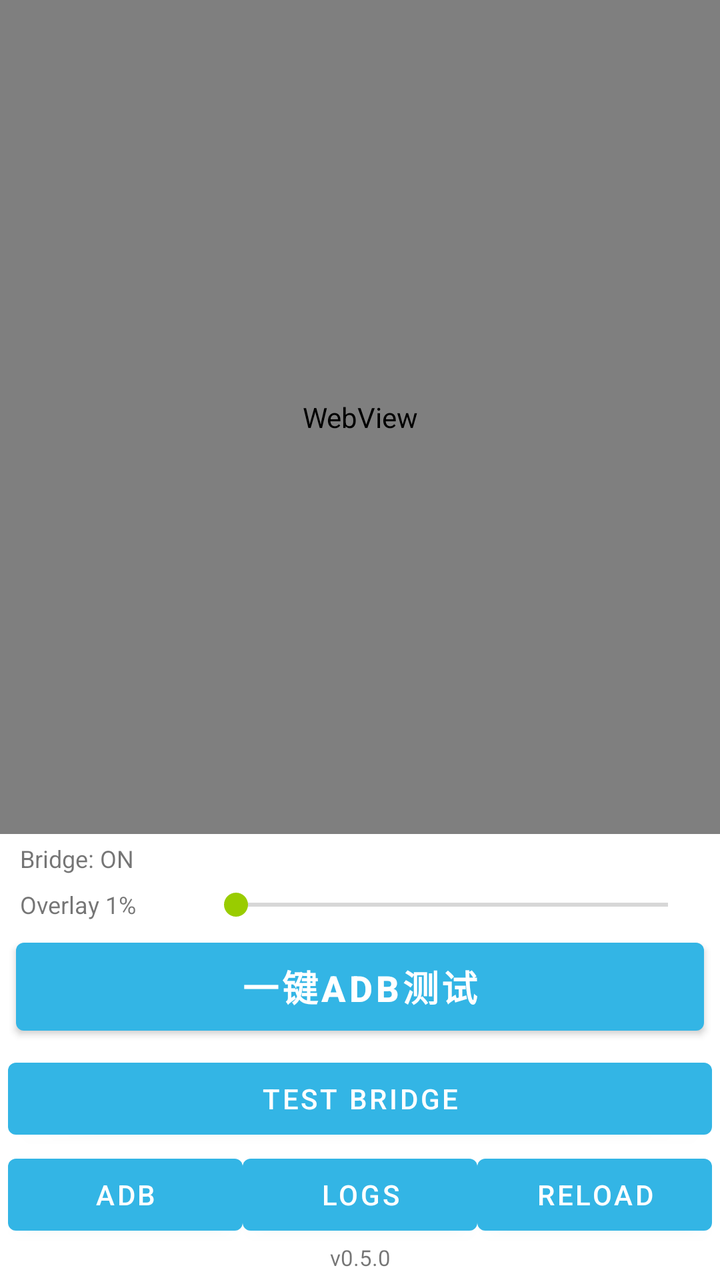
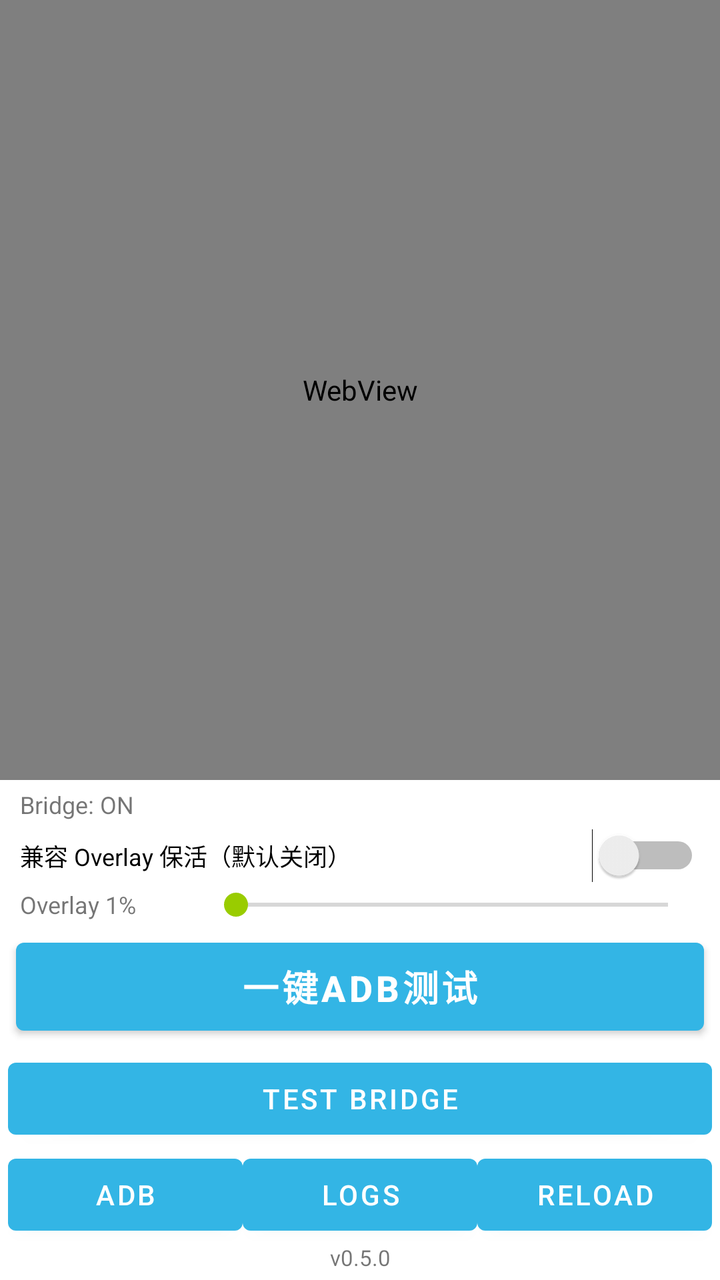

Screens rendered from an Android XML layout before and after an edit, with the pre-edit source and the edit as a unified diff.
<!-- AndroidManifest.xml: application theme Theme.GPTAndroidUse -->
<!-- res/layout/activity_main.xml -->
<LinearLayout xmlns:android="http://schemas.android.com/apk/res/android"
    android:layout_width="match_parent"
    android:layout_height="match_parent"
    android:orientation="vertical">

    <ProgressBar
        android:id="@+id/pageProgress"
        style="?android:attr/progressBarStyleHorizontal"
        android:layout_width="match_parent"
        android:layout_height="3dp"
        android:max="100"
        android:visibility="gone" />

    <FrameLayout
        android:id="@+id/webViewContainer"
        android:layout_width="match_parent"
        android:layout_height="0dp"
        android:layout_weight="1">

        <WebView
            android:id="@+id/chatWebView"
            android:layout_width="match_parent"
            android:layout_height="match_parent" />

    </FrameLayout>

    <TextView
        android:id="@+id/bridgeStatusText"
        android:layout_width="match_parent"
        android:layout_height="wrap_content"
        android:paddingStart="10dp"
        android:paddingEnd="10dp"
        android:paddingTop="4dp"
        android:paddingBottom="4dp"
        android:text="Bridge: ON"
        android:textIsSelectable="true"
        android:textSize="12sp" />

    <LinearLayout
        android:layout_width="match_parent"
        android:layout_height="wrap_content"
        android:gravity="center_vertical"
        android:paddingStart="10dp"
        android:paddingEnd="10dp"
        android:paddingTop="2dp"
        android:paddingBottom="2dp"
        android:orientation="horizontal">

        <TextView
            android:id="@+id/overlayOpacityLabel"
            android:layout_width="92dp"
            android:layout_height="wrap_content"
            android:text="Overlay 1%"
            android:textSize="12sp" />

        <SeekBar
            android:id="@+id/overlayOpacitySeek"
            android:layout_width="0dp"
            android:layout_height="wrap_content"
            android:layout_weight="1"
            android:max="99"
            android:progress="0" />
    </LinearLayout>

    <Button
        android:id="@+id/adbRunButton"
        android:layout_width="match_parent"
        android:layout_height="56dp"
        android:layout_marginStart="8dp"
        android:layout_marginEnd="8dp"
        android:layout_marginTop="2dp"
        android:layout_marginBottom="4dp"
        android:text="一键ADB测试"
        android:textSize="18sp"
        android:textStyle="bold" />

    <Button
        android:id="@+id/bridgeTestButton"
        android:layout_width="match_parent"
        android:layout_height="wrap_content"
        android:layout_marginStart="4dp"
        android:layout_marginEnd="4dp"
        android:text="Test Bridge" />

    <LinearLayout
        android:layout_width="match_parent"
        android:layout_height="wrap_content"
        android:orientation="horizontal"
        android:paddingStart="4dp"
        android:paddingEnd="4dp">

        <Button
            android:id="@+id/adbSetupButton"
            android:layout_width="0dp"
            android:layout_height="wrap_content"
            android:layout_weight="1"
            android:text="ADB" />

        <Button
            android:id="@+id/logsButton"
            android:layout_width="0dp"
            android:layout_height="wrap_content"
            android:layout_weight="1"
            android:text="Logs" />

        <Button
            android:id="@+id/reloadButton"
            android:layout_width="0dp"
            android:layout_height="wrap_content"
            android:layout_weight="1"
            android:text="Reload" />

    </LinearLayout>

    <TextView
        android:id="@+id/versionText"
        android:layout_width="match_parent"
        android:layout_height="wrap_content"
        android:gravity="center"
        android:paddingBottom="4dp"
        android:text="v0.5.0"
        android:textSize="11sp" />

</LinearLayout>
<!-- resources referenced by this layout -->
<resources>
  <style name="Theme.GPTAndroidUse" parent="Theme.MaterialComponents.DayNight.DarkActionBar">
          <item name="colorPrimary">@android:color/holo_blue_light</item>
          <item name="colorPrimaryVariant">@android:color/holo_blue_dark</item>
          <item name="colorSecondary">@android:color/holo_green_light</item>
      </style>
</resources>

<!-- the commit's change to res/layout/activity_main.xml (unified diff, before → after) -->
@@ -34,6 +34,15 @@
         android:paddingBottom="4dp"
         android:text="Bridge: ON"
         android:textIsSelectable="true"
+        android:textSize="12sp" />
+
+    <Switch
+        android:id="@+id/compatibilityOverlaySwitch"
+        android:layout_width="match_parent"
+        android:layout_height="wrap_content"
+        android:paddingStart="10dp"
+        android:paddingEnd="10dp"
+        android:text="兼容 Overlay 保活（默认关闭）"
         android:textSize="12sp" />
 
     <LinearLayout
